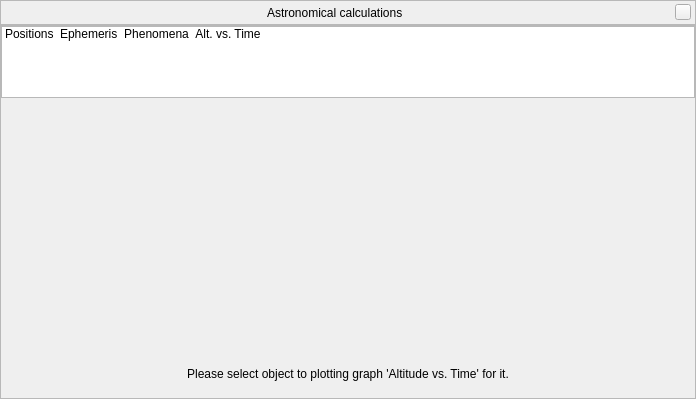
This is src/gui/astroCalcDialog.ui in 519984307/stellarium_src as Qt 5 draws it before an edit. The edited form follows.
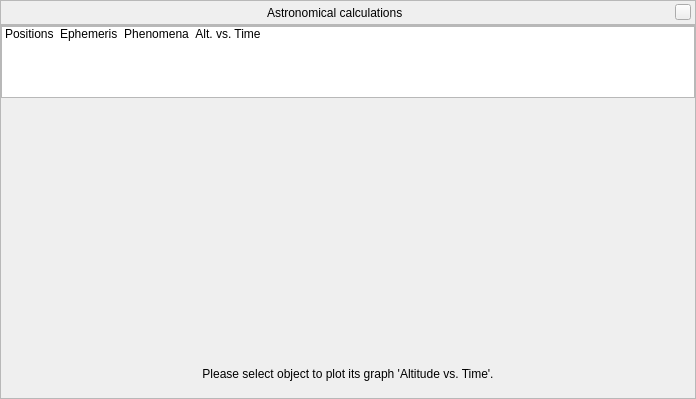
This is the edited form. The open tabs and pages were chosen to show the change. Icons and pictures are not drawn. Custom widgets are drawn as their Qt base class.

Commit message: Fix english string

What changed in the file:
```diff
--- a/src/gui/astroCalcDialog.ui
+++ b/src/gui/astroCalcDialog.ui
@@ -569,7 +569,7 @@
              </size>
             </property>
             <property name="text">
-             <string>Please select object to plotting graph 'Altitude vs. Time' for it.</string>
+             <string>Please select object to plot its graph 'Altitude vs. Time'.</string>
             </property>
             <property name="alignment">
              <set>Qt::AlignCenter</set>
```
